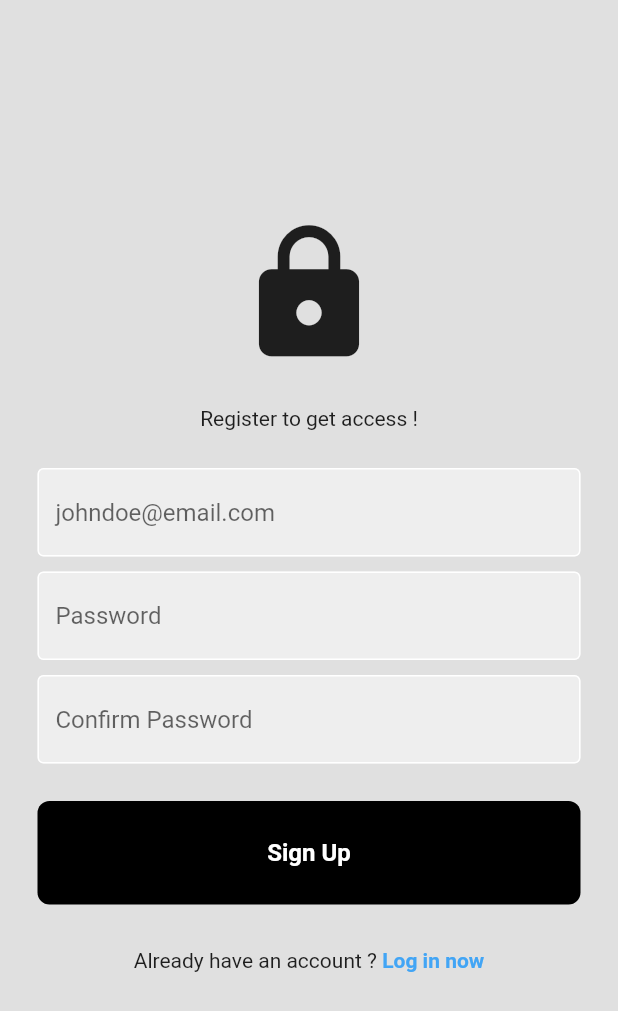
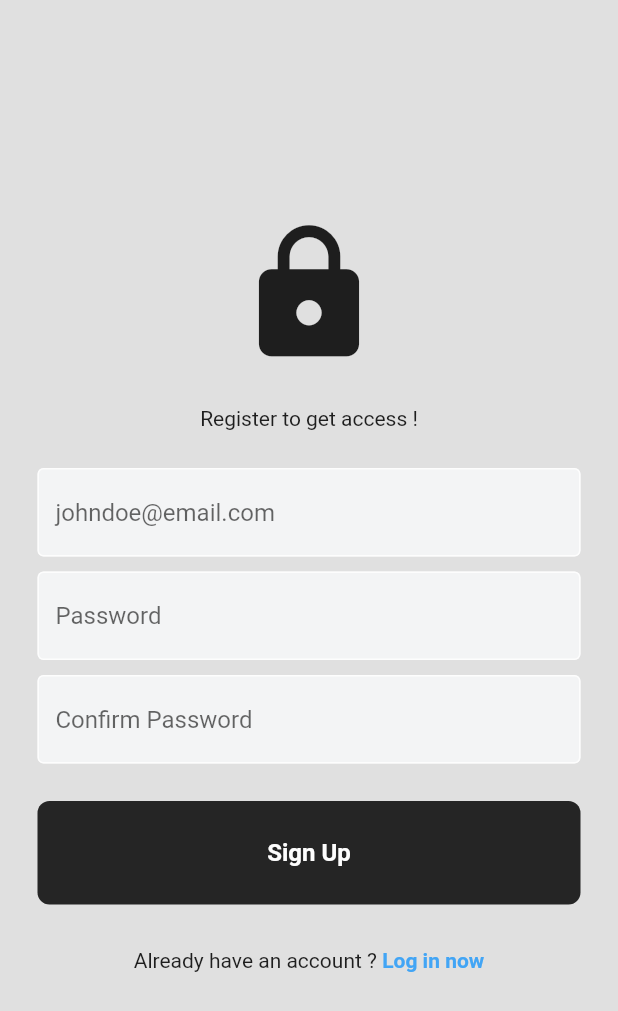
Before and after one commit to VentoAureo230/workshopb3, a Flutter app: the RegisterPage screen opened directly with empty values, on a phone screen of 412 x 824 dp. Shown: the top 1011 px of the screen. Run offline on Flutter 3.47's test engine with Material 2 defaults, Android fonts, the phone set to English and light mode, and no system bars; our stand-ins replace cloud_firestore, firebase_auth, firebase_core; accounts and stored records are empty; network calls fail.

Commit message:
Added colors

```diff
--- a/lib/components/drawer.dart
+++ b/lib/components/drawer.dart
@@ -1,5 +1,6 @@
 import 'package:workshopb3/components/list_tile.dart';
 import 'package:flutter/material.dart';
+import '../theme/colors.dart';
 
 class MyDrawer extends StatelessWidget {
   final void Function() onProfileTap;
@@ -10,7 +11,7 @@ class MyDrawer extends StatelessWidget {
   @override
   Widget build(BuildContext context) {
     return Drawer(
-      backgroundColor: Colors.grey[900],
+      backgroundColor: GreyColor,
       child: Column(
         mainAxisAlignment: MainAxisAlignment.spaceBetween,
         children: [
--- a/lib/components/list_tile.dart
+++ b/lib/components/list_tile.dart
@@ -1,4 +1,5 @@
 import 'package:flutter/material.dart';
+import '../theme/colors.dart';
 
 class ListTileDrawer extends StatelessWidget {
   final IconData icon;
@@ -11,7 +12,7 @@ class ListTileDrawer extends StatelessWidget {
     return ListTile(
       leading: Icon(
         icon,
-        color: Colors.white,
+        color: WhiteColor,
       ),
       onTap: onTap,
       title: Text(text, style: const TextStyle(color: Colors.white)),
--- a/lib/components/login_button.dart
+++ b/lib/components/login_button.dart
@@ -1,4 +1,5 @@
 import 'package:flutter/material.dart';
+import '../theme/colors.dart';
 
 class LoginButton extends StatelessWidget {
   final Function()? onTap;
@@ -13,7 +14,7 @@ class LoginButton extends StatelessWidget {
       child: Container(
         padding: const EdgeInsets.all(25),
         decoration: BoxDecoration(
-          color: Colors.black,
+          color: BlackColor,
           borderRadius: BorderRadius.circular(8),
         ),
         child:
@@ -22,7 +23,7 @@ class LoginButton extends StatelessWidget {
               Text(
                 text,
                 style: const TextStyle(
-                  color: Colors.white,
+                  color: WhiteColor,
                   fontWeight: FontWeight.bold,
                   fontSize: 16,
             )
--- a/lib/components/text_field.dart
+++ b/lib/components/text_field.dart
@@ -1,4 +1,5 @@
 import 'package:flutter/material.dart';
+import '../theme/colors.dart';
 
 class MyTextField extends StatelessWidget {
   final TextEditingController controller;
@@ -14,12 +15,12 @@ class MyTextField extends StatelessWidget {
       obscureText: obscureText,
       decoration: InputDecoration(
         enabledBorder: const OutlineInputBorder(
-          borderSide: BorderSide(color: Colors.white),
+          borderSide: BorderSide(color: WhiteColor),
         ),
         focusedBorder: const OutlineInputBorder(
-          borderSide: BorderSide(color: Colors.white),
+          borderSide: BorderSide(color: WhiteColor),
         ),
-        fillColor: Colors.grey.shade200,
+        fillColor: GreyColor,
         filled: true,
         hintText: hintText,
       ),
--- a/lib/main.dart
+++ b/lib/main.dart
@@ -17,6 +17,9 @@ class MyApp extends StatelessWidget {
   @override
   Widget build(BuildContext context) {
     return MaterialApp(
+      theme: ThemeData(
+
+      ),
       debugShowCheckedModeBanner: false,
       home: const HomePage(),
       routes: {
--- a/lib/pages/login.dart
+++ b/lib/pages/login.dart
@@ -3,6 +3,7 @@ import 'package:workshopb3/components/login_button.dart';
 import 'package:workshopb3/components/text_field.dart';
 import 'package:flutter/foundation.dart';
 import 'package:flutter/material.dart';
+import '../theme/colors.dart';
 
 class LoginPage extends StatefulWidget {
   final Function()? onTap;
@@ -46,7 +47,7 @@ class _LoginPageState extends State<LoginPage> {
   @override
   Widget build(BuildContext context) {
     return Scaffold(
-      backgroundColor: Colors.grey[300],
+      backgroundColor: GreyColor,
       body: SafeArea(
           child: Center(
         child: Padding(
--- a/lib/pages/profile_page.dart
+++ b/lib/pages/profile_page.dart
@@ -1,5 +1,4 @@
 import 'package:flutter/material.dart';
-import '../components/btn_exemple.dart';
 
 class ProfilePage extends StatefulWidget {
   const ProfilePage({super.key});
@@ -16,11 +15,6 @@ class _ProfilePageState extends State<ProfilePage> {
   Widget build(BuildContext context) {
     return Scaffold(
       appBar: AppBar(title: const Text("Profile Page")),
-      body: Column(children: [
-        DeleteButton(onTap: () {
-          deleteSomething(); // t'appelle la logique
-        })
-      ]),
     );
   }
 }
--- /dev/null
+++ b/lib/theme/colors.dart
@@ -0,0 +1,8 @@
+import 'package:flutter/material.dart';
+
+const BlueColor = Color(0xff6F86E2);
+const BlackColor = Color(0xff252525);
+const WhiteColor = Color(0xffFDFDFD);
+const GreyColor = Color(0xffF3F4F5);
+const AquaColor = Color(0xff63DFA9);
+const CrimsonColor = Color(0xffD61B3E);
```
Also changed, not shown: lib/components/btn_exemple.dart (deleted, +0 -14 lines), lib/pages/home_page.dart (+4 -3 lines).
